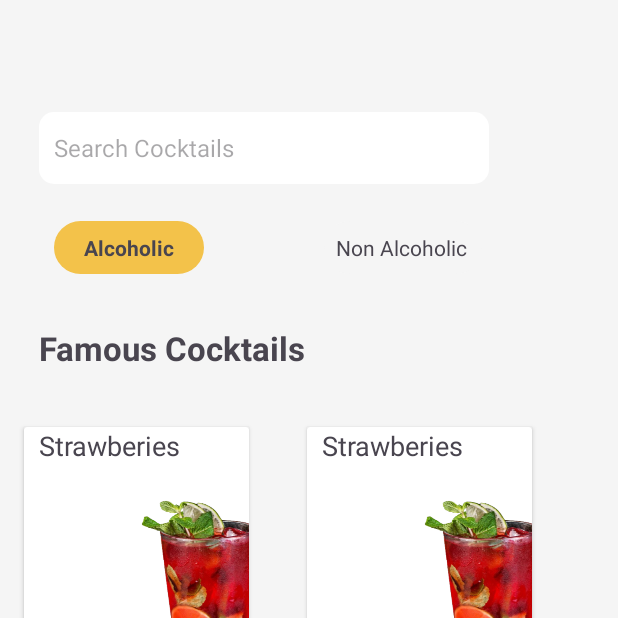
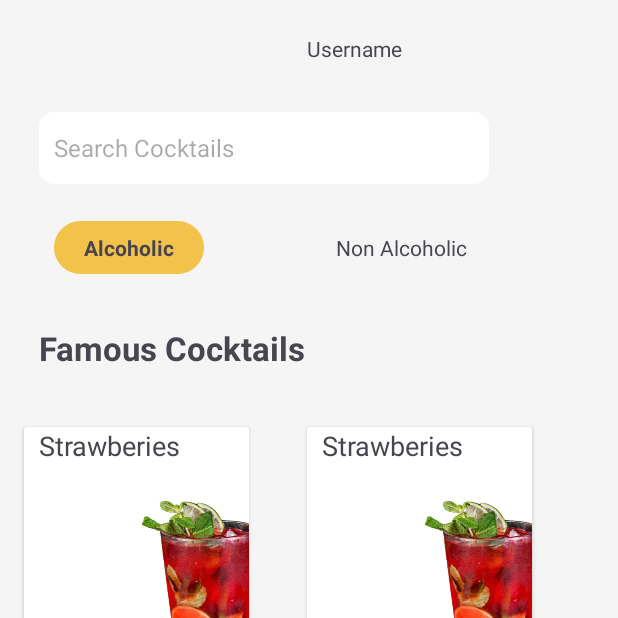
Before and after one commit to Dbriane208/HappyHourHub, an Android app: the fragment HomeFragment shown on its own in the app's theme, on a phone screen of 412 x 824 dp, the top half of it. Run offline under Robolectric (Android 15) with nearby library versions, the phone set to English and light mode, and no system bars.

```diff
--- /dev/null
+++ b/app/src/main/res/drawable/profile_pc.xml
@@ -0,0 +1,5 @@
+<?xml version="1.0" encoding="utf-8"?>
+<shape xmlns:android="http://schemas.android.com/apk/res/android" android:shape="rectangle">
+    <solid android:color="@color/white"/>
+     <corners android:radius="100dp"/>
+</shape>
--- a/app/src/main/res/layout/fragment_home.xml
+++ b/app/src/main/res/layout/fragment_home.xml
@@ -248,6 +248,16 @@
             android:orientation="horizontal"
             app:layout_constraintGuide_begin="726dp" />
 
+        <TextView
+            android:id="@+id/textView"
+            android:layout_width="wrap_content"
+            android:layout_height="wrap_content"
+            app:layout_constraintBottom_toTopOf="@+id/guideline2"
+            app:layout_constraintStart_toStartOf="@+id/guideline12"
+            android:layout_marginBottom="20dp"
+            android:text="Username"/>
+
+
     </androidx.constraintlayout.widget.ConstraintLayout>
 
 </androidx.constraintlayout.widget.ConstraintLayout>
```
